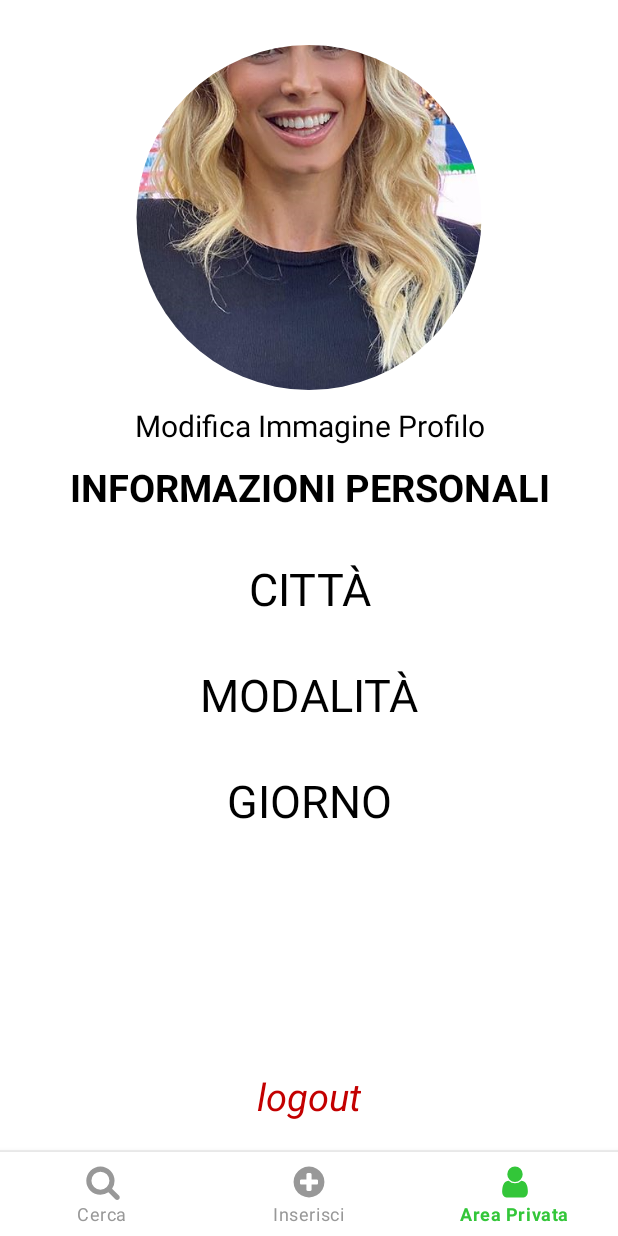
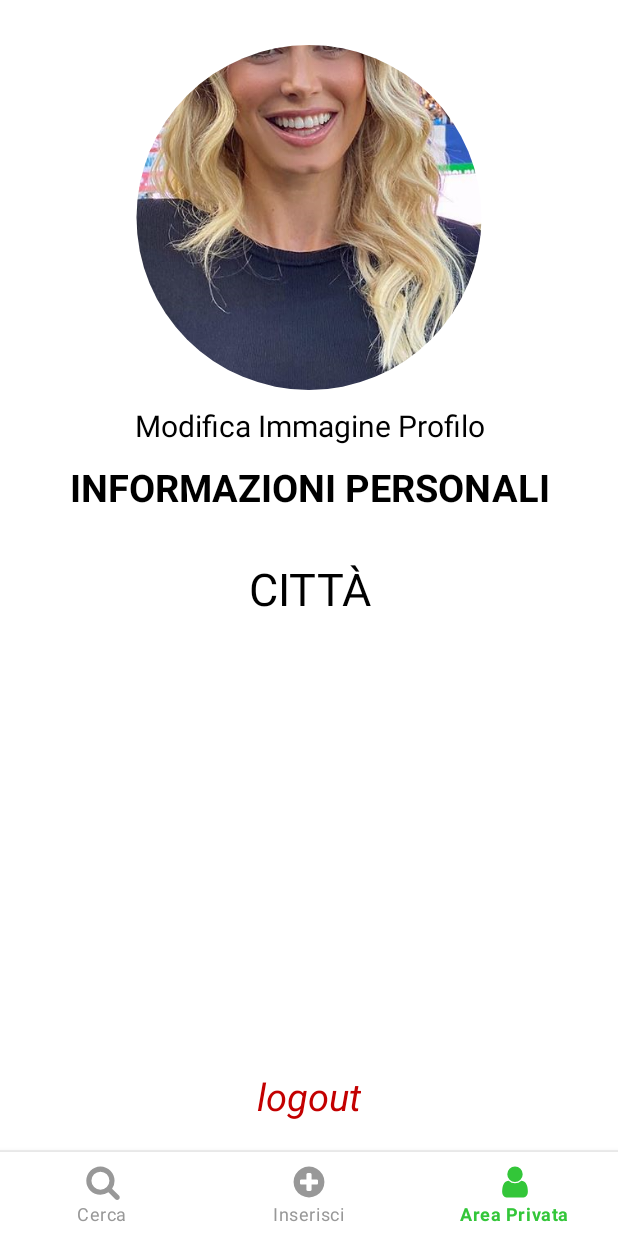
Before and after one commit to pippetto17/APP, an Android app: the User screen opened directly, with no data from a screen before it, on a phone screen of 412 x 824 dp. Run offline under Robolectric (Android 15) with nearby library versions, the phone set to English and light mode, and no system bars; our stand-ins replace CircleImageView; libraries missing offline, so code that uses them is left out: com.theartofdev.edmodo, com.vishnusivadas.advanced_httpurlconnection; pictures from the network do not load; 2 statements that could not run were skipped.

Commit message:
changed lil things

```diff
--- a/APP/app/src/main/java/com/example/app/User.java
+++ b/APP/app/src/main/java/com/example/app/User.java
@@ -55,8 +55,8 @@ public class User extends AppCompatActivity {
 
         // QUI IL FETCH DATA PRENDE LA STRINGA CHE RICHIEDO CHE CONTIENE QUESTI 3 VALORI QUA SOTTO
         citta_match = findViewById(R.id.citta_match);
-        modalita_match = findViewById(R.id.modalita_match);
-        giorno_match = findViewById(R.id.giorno_match);
+        /*modalita_match = findViewById(R.id.modalita_match);
+        giorno_match = findViewById(R.id.giorno_match);*/
 
         Handler handler = new Handler(Looper.getMainLooper());
         handler.post(new Runnable() {
@@ -70,10 +70,9 @@ public class User extends AppCompatActivity {
                         String result = fetchData.getResult();
 
                         citta_match.setText(result);
-                        //End ProgressBar (Set visibility to GONE)
 
                         //TUTTI I MATCH RECUPERATI VENGONO IMMESSI IN QUESTO ARRAY
-                        Match[] ArrayMatchRecuperati = SplitData.returnInfoMatch(result);
+                        //Match[] ArrayMatchRecuperati = SplitData.returnInfoMatch(result);
 
                     }
                 }
--- a/APP/app/src/main/res/layout/activity_user.xml
+++ b/APP/app/src/main/res/layout/activity_user.xml
@@ -56,6 +56,7 @@
         app:layout_constraintStart_toStartOf="parent"
         app:layout_constraintTop_toBottomOf="@id/infoss" />
 
+    <!--
     <TextView
         android:id="@+id/modalita_match"
         android:layout_width="match_parent"
@@ -81,6 +82,7 @@
         app:layout_constraintEnd_toEndOf="parent"
         app:layout_constraintStart_toStartOf="parent"
         app:layout_constraintTop_toBottomOf="@id/modalita_match" />
+     !-->
 
     <TextView
         android:id="@+id/logout"
--- a/APP/app/src/main/res/layout/change_image_dialog.xml
+++ b/APP/app/src/main/res/layout/change_image_dialog.xml
@@ -17,7 +17,7 @@
             android:layout_marginStart="24dp"
             android:layout_marginBottom="30dp"
             android:backgroundTint="#1B1B1B"
-            app:cardCornerRadius="30dp"
+            app:cardCornerRadius="25dp"
             app:cardElevation="4dp"
             app:layout_constraintBottom_toBottomOf="parent"
             app:layout_constraintStart_toStartOf="parent">
@@ -39,7 +39,7 @@
             android:layout_marginEnd="25dp"
             android:layout_marginBottom="30dp"
             android:backgroundTint="#9E87CA"
-            app:cardCornerRadius="30dp"
+            app:cardCornerRadius="25dp"
             app:cardElevation="4dp"
             app:layout_constraintBottom_toBottomOf="parent"
             app:layout_constraintEnd_toEndOf="parent">
--- a/APP/app/src/main/res/layout/logout_dialog.xml
+++ b/APP/app/src/main/res/layout/logout_dialog.xml
@@ -17,7 +17,7 @@
             android:layout_marginStart="24dp"
             android:layout_marginBottom="10dp"
             android:backgroundTint="#1B1B1B"
-            app:cardCornerRadius="30dp"
+            app:cardCornerRadius="25dp"
             app:cardElevation="4dp"
             app:layout_constraintBottom_toBottomOf="parent"
             app:layout_constraintStart_toStartOf="parent">
@@ -39,7 +39,7 @@
             android:layout_marginEnd="25dp"
             android:layout_marginBottom="10dp"
             android:backgroundTint="#FFC107"
-            app:cardCornerRadius="30dp"
+            app:cardCornerRadius="25dp"
             app:cardElevation="4dp"
             app:layout_constraintBottom_toBottomOf="parent"
             app:layout_constraintEnd_toEndOf="parent">
```
Also changed, not shown: APP/app/src/main/java/com/example/app/Match/Match.java (+6 -5 lines), APP/app/src/main/java/com/example/app/Match/SplitData.java (+4 -4 lines).
